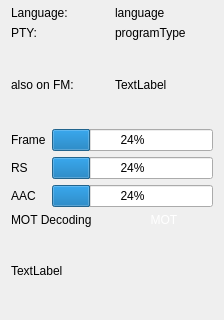
First picture: the form in forms/technical_data.ui, repository JvanKatwijk/qt-dab, before the edit; both pictures show x 0 to 224 and y 249 to 569 of the 224 by 569 pixel window.
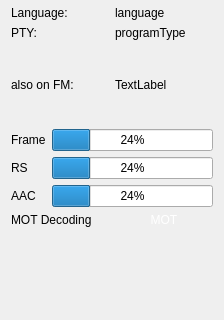
Second picture: the form after the edit.

The edit to the form file:
```diff
--- a/forms/technical_data.ui
+++ b/forms/technical_data.ui
@@ -300,7 +300,7 @@
    <item>
     <widget class="QLabel" name="pictureLabel">
      <property name="text">
-      <string>TextLabel</string>
+      <string/>
      </property>
     </widget>
    </item>
```
Left out of the diff: 5 changed lines with no effect on the pictures.
